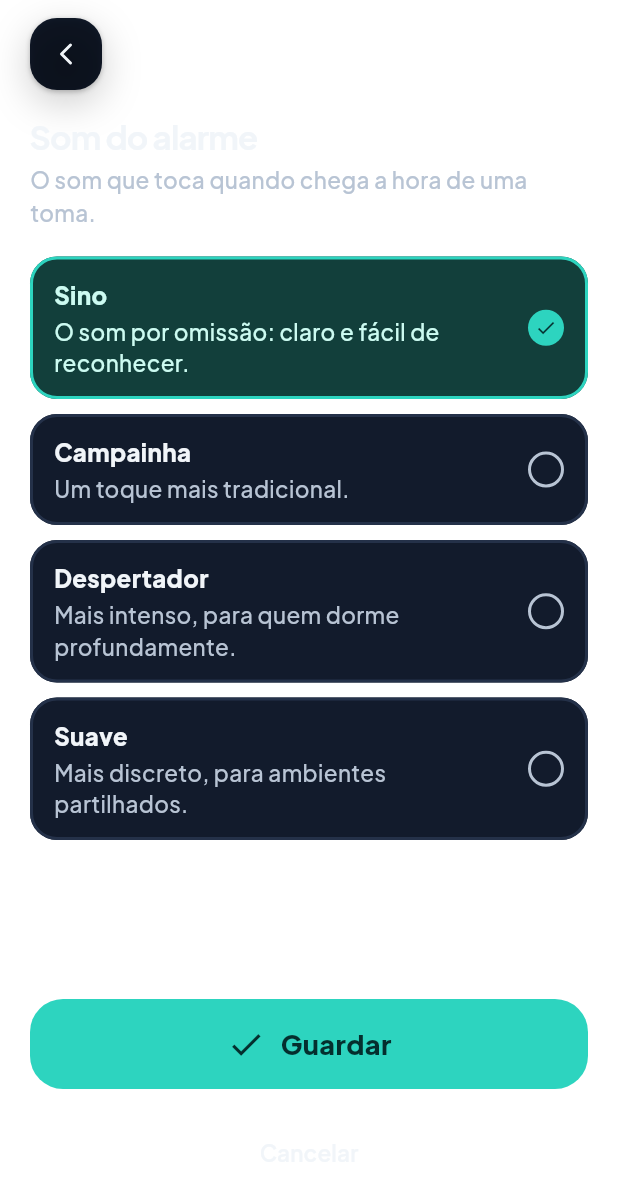
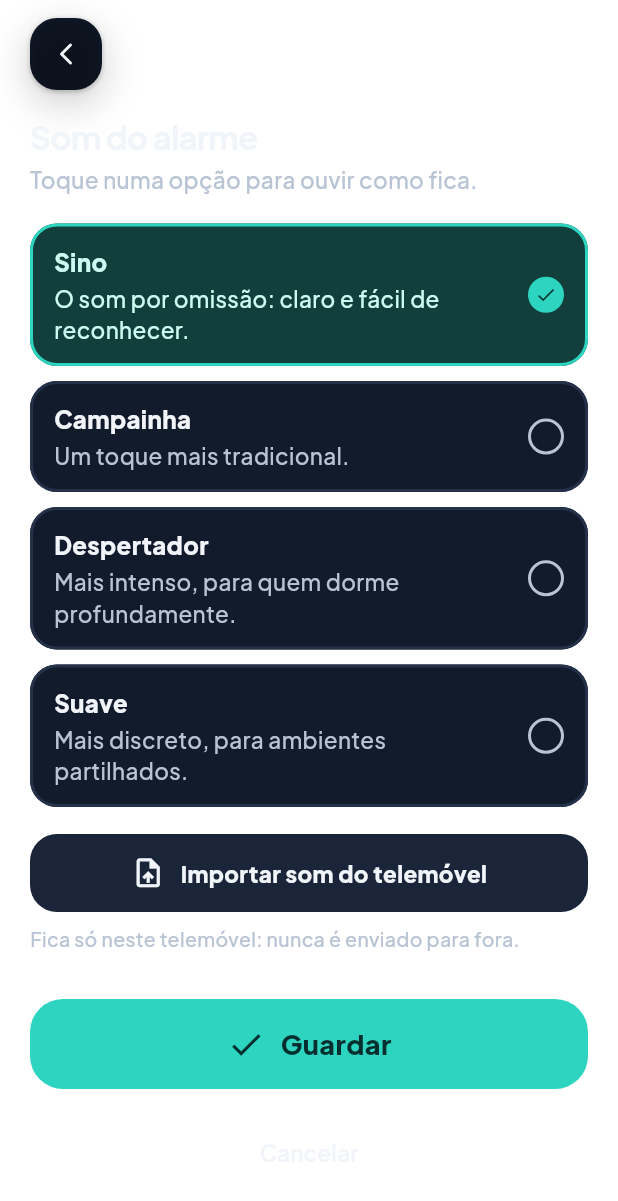
Before and after one commit to 27Barbosa27/Amparo, a Flutter app: the SomAlarmeEcra widget shown alone on an empty page, opened directly with empty values, on a phone screen of 412 x 824 dp. Shown: the top 1201 px of the screen. Run offline on Flutter 3.47's test engine with Material 3 defaults, Android fonts, the phone set to English and light mode, and no system bars; our stand-ins replace audioplayers, file_picker, flutter_secure_storage, flutter_svg, google_sign_in, lottie and 1 more; missing offline and left inert: google_sign_in_web; accounts and stored records are empty.

Commit message:
App: importar som do alarme do telemóvel
Fica só no telemóvel (nunca é enviado para a API): sem isso, um som
impróprio importado por alguém nunca apareceria para outra pessoa, porque
nunca sai do dispositivo. Limite de 2 MB (o alarme repete o som em ciclo,
não precisa de ser longo). Toca-se logo a seguir a escolher, para confirmar
que é o som certo antes de guardar.

```diff
--- a/app/lib/app.dart
+++ b/app/lib/app.dart
@@ -84,7 +84,8 @@ class _AmparoAppState extends State<AmparoApp> {
   late bool _escuro = widget.escuroInicial;
 
   /// Sem campo no perfil (nem design próprio): fica só nesta sessão, como o modo escuro.
-  SomAlarme _somAlarme = SomAlarme.sino;
+  /// Se for importado, os bytes também ficam só em memória (nunca vão para a API).
+  EscolhaSomAlarme _somAlarme = const SomEmbutido(SomAlarme.sino);
 
   /// Só para abrir ecrãs empurrados em desenvolvimento (`TELA=pessoa-nova`, `receita-nova`).
   final _navegador = GlobalKey<NavigatorState>();
--- a/app/lib/ui/ecras/outros.dart
+++ b/app/lib/ui/ecras/outros.dart
@@ -10,7 +10,7 @@ import '../componentes/base.dart';
 import '../componentes/estilo.dart';
 import '../componentes/icones.dart';
 import 'cuidador_hoje.dart' show itemQueSobe;
-import 'som_alarme.dart' show SomAlarme;
+import 'som_alarme.dart' show EscolhaSomAlarme, SomAlarme, SomEmbutido;
 
 /// "Receitas" (design: Receitas): o aviso do que está a acabar, as receitas em dia com a barra do que resta,
 /// e "Adicionar receita".
@@ -385,7 +385,7 @@ class MaisEcra extends StatelessWidget {
     this.aoTelemoveisLigados,
     this.aoHistorico,
     this.aoTamanhoTexto,
-    this.somAlarme = SomAlarme.sino,
+    this.somAlarme = const SomEmbutido(SomAlarme.sino),
     this.aoSomAlarme,
   });
 
@@ -396,7 +396,7 @@ class MaisEcra extends StatelessWidget {
   final VoidCallback? aoTamanhoTexto;
 
   /// O som do alarme escolhido (mostra-se como valor da linha "Som do alarme").
-  final SomAlarme somAlarme;
+  final EscolhaSomAlarme somAlarme;
 
   /// "Som do alarme": abre o ecrã de escolha.
   final VoidCallback? aoSomAlarme;
--- a/app/lib/ui/ecras/som_alarme.dart
+++ b/app/lib/ui/ecras/som_alarme.dart
@@ -1,43 +1,143 @@
+import 'dart:typed_data';
+
+import 'package:audioplayers/audioplayers.dart';
+import 'package:file_picker/file_picker.dart';
 import 'package:material_ui/material_ui.dart';
 
 import '../../tema/tokens.dart';
 import '../componentes/base.dart';
 import '../componentes/formulario.dart';
 
-/// Os sons disponíveis para o alarme de uma toma.
+/// Os sons já incluídos na app para o alarme de uma toma.
 enum SomAlarme {
-  sino('Sino', 'O som por omissão: claro e fácil de reconhecer.'),
-  campainha('Campainha', 'Um toque mais tradicional.'),
-  despertador('Despertador', 'Mais intenso, para quem dorme profundamente.'),
-  suave('Suave', 'Mais discreto, para ambientes partilhados.');
+  sino('Sino', 'O som por omissão: claro e fácil de reconhecer.', 'sons/sino.wav'),
+  campainha('Campainha', 'Um toque mais tradicional.', 'sons/campainha.wav'),
+  despertador(
+    'Despertador',
+    'Mais intenso, para quem dorme profundamente.',
+    'sons/despertador.wav',
+  ),
+  suave('Suave', 'Mais discreto, para ambientes partilhados.', 'sons/suave.wav');
 
-  const SomAlarme(this.titulo, this.descricao);
+  const SomAlarme(this.titulo, this.descricao, this.ficheiro);
   final String titulo;
   final String descricao;
+
+  /// Caminho em `assets/`, para o tocar (pré-visualização) e, no futuro, no alarme real.
+  final String ficheiro;
 }
 
-/// "Som do alarme": escolhe o som que toca quando chega a hora de uma toma.
+/// O som do alarme escolhido: um dos incluídos na app, ou um importado do telemóvel.
+/// O importado nunca sai do telemóvel (não há aqui nenhum pedido à API).
+sealed class EscolhaSomAlarme {
+  const EscolhaSomAlarme();
+  String get titulo;
+}
+
+class SomEmbutido extends EscolhaSomAlarme {
+  const SomEmbutido(this.som);
+  final SomAlarme som;
+  @override
+  String get titulo => som.titulo;
+
+  @override
+  bool operator ==(Object other) => other is SomEmbutido && other.som == som;
+  @override
+  int get hashCode => som.hashCode;
+}
+
+class SomImportado extends EscolhaSomAlarme {
+  const SomImportado({required this.nome, required this.bytes});
+  final String nome;
+  final Uint8List bytes;
+  @override
+  String get titulo => nome;
+
+  @override
+  bool operator ==(Object other) =>
+      other is SomImportado && other.nome == nome && other.bytes == bytes;
+  @override
+  int get hashCode => Object.hash(nome, bytes);
+}
+
+/// Limite de tamanho do som importado: o alarme repete-o em ciclo, não precisa de ser longo.
+const _tamanhoMaximoBytes = 2 * 1024 * 1024; // 2 MB
+
+/// "Som do alarme": escolhe o som que toca quando chega a hora de uma toma, com pré-visualização.
+/// Pode-se também importar um som do telemóvel: fica só neste telemóvel, nunca é enviado para a API.
 class SomAlarmeEcra extends StatefulWidget {
   const SomAlarmeEcra({super.key, required this.atual, required this.aoGuardar});
 
-  final SomAlarme atual;
-  final ValueChanged<SomAlarme> aoGuardar;
+  final EscolhaSomAlarme atual;
+  final ValueChanged<EscolhaSomAlarme> aoGuardar;
 
   @override
   State<SomAlarmeEcra> createState() => _SomAlarmeEcraState();
 }
 
 class _SomAlarmeEcraState extends State<SomAlarmeEcra> {
-  late SomAlarme _escolha = widget.atual;
+  late EscolhaSomAlarme _escolha = widget.atual;
+  final _leitor = AudioPlayer();
+  SomImportado? _importado;
+  bool _aImportar = false;
+  String? _erro;
+
+  @override
+  void initState() {
+    super.initState();
+    if (widget.atual case final SomImportado s) _importado = s;
+  }
+
+  @override
+  void dispose() {
+    _leitor.dispose();
+    super.dispose();
+  }
+
+  Future<void> _tocarBytes(Uint8List bytes) async {
+    await _leitor.stop();
+    await _leitor.play(BytesSource(bytes));
+  }
+
+  Future<void> _escolherEmbutido(SomAlarme som) async {
+    setState(() => _escolha = SomEmbutido(som));
+    await _leitor.stop();
+    await _leitor.play(AssetSource(som.ficheiro));
+  }
+
+  Future<void> _importar() async {
+    setState(() {
+      _erro = null;
+      _aImportar = true;
+    });
+    try {
+      final ficheiro = await FilePicker.pickFile(type: FileType.audio);
+      if (ficheiro == null) return; // cancelou
+      final bytes = await ficheiro.readAsBytes();
+      if (bytes.length > _tamanhoMaximoBytes) {
+        setState(() => _erro = 'Esse som é demasiado grande. Escolha um com menos de 2 MB.');
+        return;
+      }
+      final novo = SomImportado(nome: ficheiro.name, bytes: bytes);
+      setState(() {
+        _importado = novo;
+        _escolha = novo;
+      });
+      await _tocarBytes(bytes);
+    } finally {
+      if (mounted) setState(() => _aImportar = false);
+    }
+  }
 
   @override
   Widget build(BuildContext context) {
     final t = context.t;
+    final importado = _importado;
     return CorpoComRodape(
       conteudo: [
         const CabecalhoFormulario(
           titulo: 'Som do alarme',
-          subtitulo: 'O som que toca quando chega a hora de uma toma.',
+          subtitulo: 'Toque numa opção para ouvir como fica.',
         ),
         const SizedBox(height: 18),
         for (final som in SomAlarme.values) ...[
@@ -45,8 +145,57 @@ class _SomAlarmeEcraState extends State<SomAlarmeEcra> {
           CartaoOpcao(
             titulo: som.titulo,
             descricao: som.descricao,
-            ativo: _escolha == som,
-            aoTocar: () => setState(() => _escolha = som),
+            ativo: _escolha == SomEmbutido(som),
+            aoTocar: () => _escolherEmbutido(som),
+          ),
+        ],
+        if (importado != null) ...[
+          const SizedBox(height: 10),
+          CartaoOpcao(
+            titulo: importado.nome,
+            descricao: 'Importado do seu telemóvel.',
+            ativo: _escolha == importado,
+            aoTocar: () async {
+              setState(() => _escolha = importado);
+              await _tocarBytes(importado.bytes);
+            },
+          ),
+        ],
+        const SizedBox(height: 18),
+        Botao(
+          texto: _aImportar
+              ? 'A abrir…'
+              : (importado == null ? 'Importar som do telemóvel' : 'Importar outro som'),
+          icone: Icons.upload_file,
+          fundo: t.superficie2,
+          cor: t.texto,
+          altura: 52,
+          raio: 18,
+          tamanhoTexto: 15,
+          aoTocar: _aImportar ? null : _importar,
+        ),
+        Padding(
+          padding: const EdgeInsets.only(top: 8),
+          child: Text(
+            'Fica só neste telemóvel: nunca é enviado para fora.',
+            style: TextStyle(fontSize: 13, fontWeight: FontWeight.w500, color: t.texto2),
+          ),
+        ),
+        if (_erro != null) ...[
+          const SizedBox(height: 10),
+          Semantics(
+            liveRegion: true,
+            child: Container(
+              padding: const EdgeInsets.all(12),
+              decoration: BoxDecoration(
+                color: t.mauSuave,
+                borderRadius: BorderRadius.circular(16),
+              ),
+              child: Text(
+                _erro!,
+                style: TextStyle(fontSize: 15, fontWeight: FontWeight.w600, color: t.mauTexto),
+              ),
+            ),
           ),
         ],
       ],
--- a/app/pubspec.yaml
+++ b/app/pubspec.yaml
@@ -42,6 +42,8 @@ dependencies:
   flutter_secure_storage: ^11.2.0
   google_sign_in: ^7.2.0
   google_sign_in_web: ^1.1.3
+  audioplayers: ^6.5.1
+  file_picker: ^13.4.1
 dev_dependencies:
   flutter_test:
     sdk: flutter
@@ -61,6 +63,7 @@ flutter:
 
   assets:
     - assets/lottie/
+    - assets/sons/
 
   # Plus Jakarta Sans (licença OFL em assets/fonts/OFL.txt): a fonte variável serve todos os pesos do design.
   fonts:
```
Also changed, not shown: app/pubspec.lock, 4 other files.
